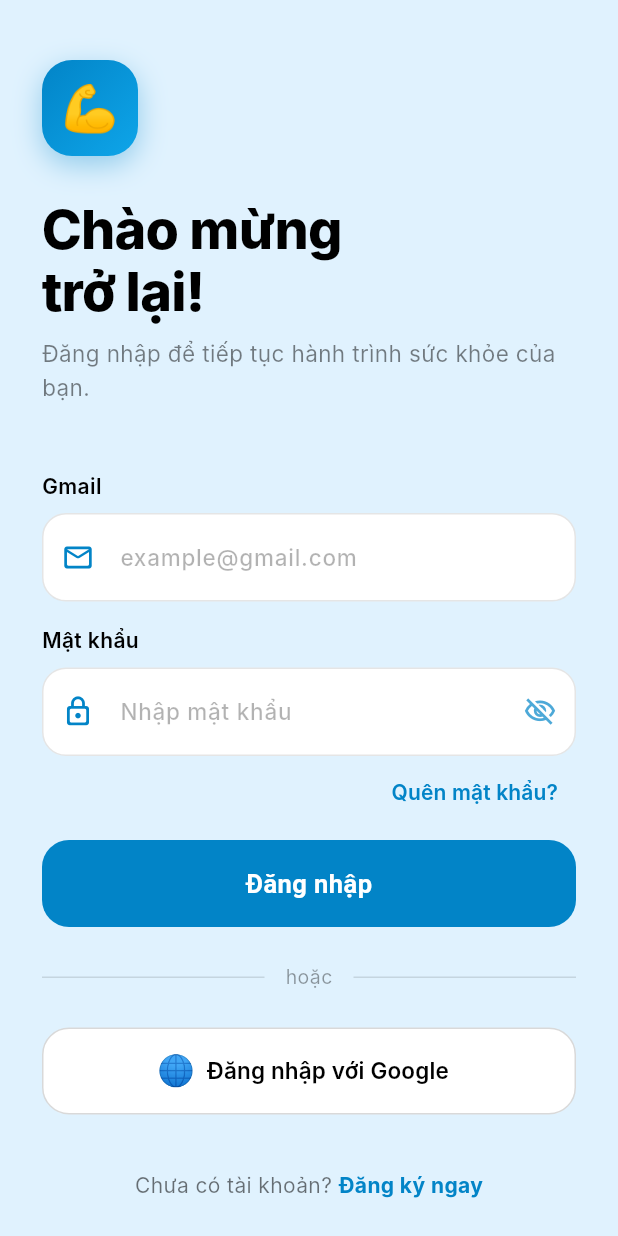
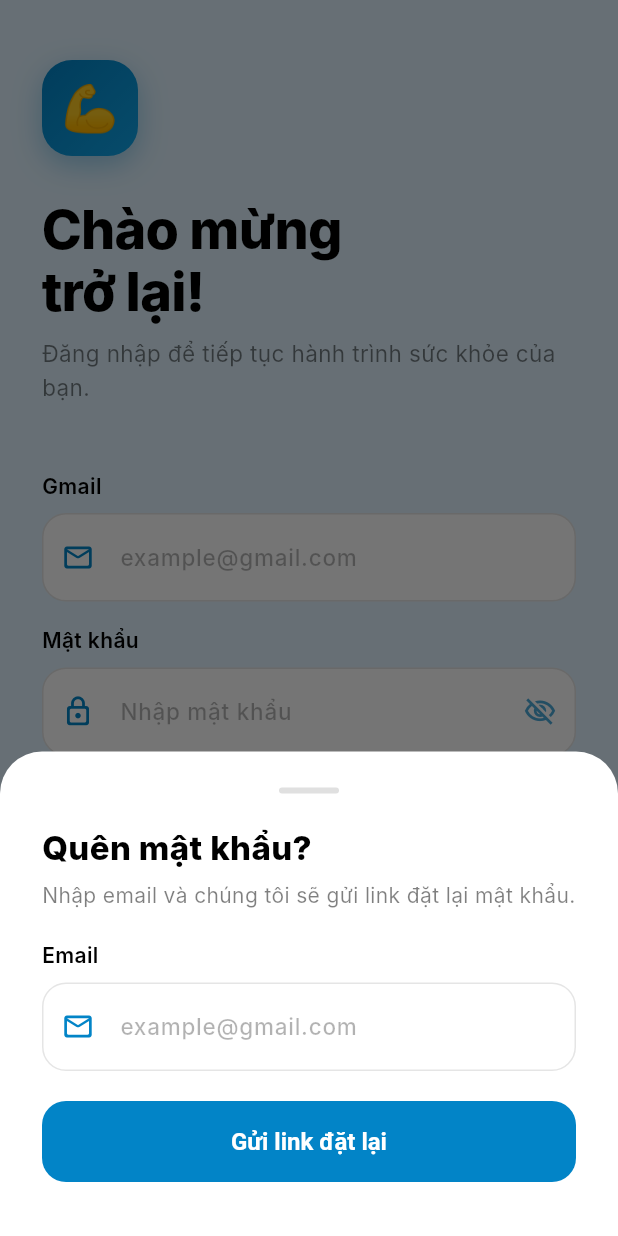
Before and after one commit to nguyenlephianh56/health4u, a Flutter app: the LoginScreen screen opened by its route, after a tap on "Quên mật khẩu?", on a phone screen of 412 x 824 dp. Run offline on Flutter 3.47's test engine with Material 3 defaults, Android fonts, the phone set to English and light mode, and no system bars; our stand-ins replace cloud_firestore, firebase_auth, firebase_core, flutter_local_notifications, flutter_riverpod, go_router and 3 more; missing offline and left inert: workmanager; accounts and stored records are empty; Roboto replaces fonts that are missing (Inter).

Commit message:
xóa vài thứ + đổi mật khẩu bằng gmail

```diff
--- a/lib/features/auth/viewmodels/auth_viewmodel.dart
+++ b/lib/features/auth/viewmodels/auth_viewmodel.dart
@@ -112,6 +112,20 @@ class AuthViewModel extends StateNotifier<AuthState> {
     }
   }
 
+  // ── Quên mật khẩu ──────────────────────────────────────────────────────
+  // Được gọi từ: LoginScreen khi user bấm "Quên mật khẩu?"
+  Future<void> forgotPassword({required String email}) async {
+    state = const AuthState.loading();
+    try {
+      await _auth.sendPasswordResetEmail(email: email.trim());
+      state = const AuthState.success();
+    } on FirebaseAuthException catch (e) {
+      state = AuthState.error(_mapAuthError(e.code));
+    } catch (_) {
+      state = const AuthState.error('Không thể gửi email. Thử lại nhé!');
+    }
+  }
+
   // ── Reset state ─────────────────────────────────────────────────────────
   // Gọi khi cần xóa lỗi (vd: user bắt đầu gõ lại)
   void resetState() => state = const AuthState.initial();
--- a/lib/features/auth/views/login_screen.dart
+++ b/lib/features/auth/views/login_screen.dart
@@ -36,6 +36,7 @@ class _LoginScreenState extends ConsumerState<LoginScreen>
   final _formKey = GlobalKey<FormState>();
   final _emailController = TextEditingController();
   final _passwordController = TextEditingController();
+  final _forgotEmailController = TextEditingController();
 
   // State cục bộ của View: chỉ quản lý show/hide password
   // (Không phải state nghiệp vụ → không cần đưa vào ViewModel)
@@ -65,6 +66,7 @@ class _LoginScreenState extends ConsumerState<LoginScreen>
     _animController.dispose();
     _emailController.dispose();
     _passwordController.dispose();
+    _forgotEmailController.dispose();
     super.dispose();
   }
 
@@ -147,9 +149,7 @@ class _LoginScreenState extends ConsumerState<LoginScreen>
                           Align(
                             alignment: Alignment.centerRight,
                             child: TextButton(
-                              onPressed: () {
-                                // TODO: Tạo màn hình forgot password sau
-                              },
+                              onPressed: _showForgotPasswordSheet,
                               child: const Text(
                                 'Quên mật khẩu?',
                                 style: TextStyle(
@@ -176,11 +176,6 @@ class _LoginScreenState extends ConsumerState<LoginScreen>
                             onPressed: _handleLogin,
                           ),
 
-                          const SizedBox(height: 24),
-                          _buildDivider(),
-                          const SizedBox(height: 24),
-                          _buildGoogleButton(),
-
                           const Spacer(),
                           _buildRegisterLink(),
                           const SizedBox(height: 24),
@@ -194,6 +189,181 @@ class _LoginScreenState extends ConsumerState<LoginScreen>
           ),
         ),
       ),
+    );
+  }
+
+  // ── Quên mật khẩu (BottomSheet) ─────────────────────────────────────────
+  void _showForgotPasswordSheet() {
+    _forgotEmailController.clear();
+    showModalBottomSheet(
+      context: context,
+      isScrollControlled: true,
+      backgroundColor: Colors.transparent,
+      builder: (sheetContext) {
+        return Consumer(
+          builder: (context, ref, _) {
+            final state = ref.watch(authViewModelProvider);
+            final isLoading = state.status == AuthStatus.loading;
+            final isSuccess = state.status == AuthStatus.success;
+
+            return Padding(
+              padding: EdgeInsets.only(
+                bottom: MediaQuery.of(context).viewInsets.bottom,
+              ),
+              child: Container(
+                padding: const EdgeInsets.fromLTRB(28, 24, 28, 36),
+                decoration: const BoxDecoration(
+                  color: Colors.white,
+                  borderRadius: BorderRadius.vertical(top: Radius.circular(28)),
+                ),
+                child: isSuccess
+                    ? _buildForgotSuccess()
+                    : _buildForgotForm(ref, isLoading, state.errorMessage),
+              ),
+            );
+          },
+        );
+      },
+    ).whenComplete(() => ref.read(authViewModelProvider.notifier).resetState());
+  }
+
+  Widget _buildForgotSuccess() {
+    return Column(
+      mainAxisSize: MainAxisSize.min,
+      children: [
+        const SizedBox(height: 8),
+        const Text('📬', style: TextStyle(fontSize: 48)),
+        const SizedBox(height: 16),
+        const Text(
+          'Kiểm tra hộp thư nhé!',
+          style: TextStyle(
+            fontSize: 20,
+            fontWeight: FontWeight.w800,
+            color: AppColors.text,
+          ),
+        ),
+        const SizedBox(height: 8),
+        Text(
+          'Link đặt lại mật khẩu đã được gửi đến email của bạn.',
+          textAlign: TextAlign.center,
+          style: TextStyle(
+            fontSize: 14,
+            color: Colors.black.withOpacity(0.5),
+            height: 1.5,
+          ),
+        ),
+        const SizedBox(height: 28),
+        SizedBox(
+          width: double.infinity,
+          height: 54,
+          child: ElevatedButton(
+            onPressed: () => Navigator.pop(context),
+            style: ElevatedButton.styleFrom(
+              backgroundColor: AppColors.primary,
+              shape: RoundedRectangleBorder(
+                borderRadius: BorderRadius.circular(16),
+              ),
+            ),
+            child: const Text(
+              'Đã hiểu',
+              style: TextStyle(
+                color: Colors.white,
+                fontWeight: FontWeight.w700,
+                fontSize: 16,
+              ),
+            ),
+          ),
+        ),
+      ],
+    );
+  }
+
+  Widget _buildForgotForm(WidgetRef ref, bool isLoading, String? errorMessage) {
+    return Column(
+      mainAxisSize: MainAxisSize.min,
+      crossAxisAlignment: CrossAxisAlignment.start,
+      children: [
+        Center(
+          child: Container(
+            width: 40,
+            height: 4,
+            decoration: BoxDecoration(
+              color: Colors.black.withOpacity(0.12),
+              borderRadius: BorderRadius.circular(4),
+            ),
+          ),
+        ),
+        const SizedBox(height: 20),
+        const Text(
+          'Quên mật khẩu?',
+          style: TextStyle(
+            fontSize: 22,
+            fontWeight: FontWeight.w800,
+            color: AppColors.text,
+          ),
+        ),
+        const SizedBox(height: 6),
+        Text(
+          'Nhập email và chúng tôi sẽ gửi link đặt lại mật khẩu.',
+          style: TextStyle(
+            fontSize: 14,
+            color: Colors.black.withOpacity(0.5),
+            height: 1.5,
+          ),
+        ),
+        const SizedBox(height: 20),
+        AuthTextField(
+          controller: _forgotEmailController,
+          label: 'Email',
+          hint: 'example@gmail.com',
+          prefixIcon: Icons.mail_outline_rounded,
+          keyboardType: TextInputType.emailAddress,
+        ),
+        if (errorMessage != null) ...[
+          const SizedBox(height: 12),
+          AuthErrorBanner(message: errorMessage),
+        ],
+        const SizedBox(height: 20),
+        SizedBox(
+          width: double.infinity,
+          height: 54,
+          child: ElevatedButton(
+            onPressed: isLoading
+                ? null
+                : () {
+              final email = _forgotEmailController.text.trim();
+              if (email.isEmpty) return;
+              ref
+                  .read(authViewModelProvider.notifier)
+                  .forgotPassword(email: email);
+            },
+            style: ElevatedButton.styleFrom(
+              backgroundColor: AppColors.primary,
+              disabledBackgroundColor: AppColors.primary.withOpacity(0.6),
+              shape: RoundedRectangleBorder(
+                borderRadius: BorderRadius.circular(16),
+              ),
+            ),
+            child: isLoading
+                ? const SizedBox(
+              width: 22,
+              height: 22,
+              child: CircularProgressIndicator(
+                strokeWidth: 2.5,
+                color: Colors.white,
+              ),
+            )
+                : const Text(
+              'Gửi link đặt lại',
+              style: TextStyle(
+                color: Colors.white,
+                fontWeight: FontWeight.w700,
+                fontSize: 16,
+              ),
+            ),
+          ),
+        ),
+      ],
     );
   }
 
@@ -278,54 +448,6 @@ class _LoginScreenState extends ConsumerState<LoginScreen>
     );
   }
 
-  Widget _buildDivider() {
-    return Row(
-      children: [
-        Expanded(
-          child: Divider(color: Colors.black.withOpacity(0.12), thickness: 1),
-        ),
-        Padding(
-          padding: const EdgeInsets.symmetric(horizontal: 14),
-          child: Text(
-            'hoặc',
-            style: TextStyle(
-              color: Colors.black.withOpacity(0.4),
-              fontSize: 13,
-            ),
-          ),
-        ),
-        Expanded(
-          child: Divider(color: Colors.black.withOpacity(0.12), thickness: 1),
-        ),
-      ],
-    );
-  }
-
-  Widget _buildGoogleButton() {
-    return SizedBox(
-      width: double.infinity,
-      height: 58,
-      child: OutlinedButton.icon(
-        onPressed: () {/* TODO: Google Sign In */},
-        icon: const Text('🌐', style: TextStyle(fontSize: 20)),
-        label: const Text(
-          'Đăng nhập với Google',
-          style: TextStyle(
-            fontSize: 15,
-            fontWeight: FontWeight.w600,
-            color: AppColors.text,
-          ),
-        ),
-        style: OutlinedButton.styleFrom(
-          side: BorderSide(color: Colors.black.withOpacity(0.15)),
-          shape:
-          RoundedRectangleBorder(borderRadius: BorderRadius.circular(18)),
-          backgroundColor: AppColors.surface,
-        ),
-      ),
-    );
-  }
-
   Widget _buildRegisterLink() {
     return Row(
       mainAxisAlignment: MainAxisAlignment.center,
--- a/lib/features/auth/views/register_screen.dart
+++ b/lib/features/auth/views/register_screen.dart
@@ -324,7 +324,7 @@ class _RegisterScreenState extends ConsumerState<RegisterScreen>
       children: [
         // Nút back
         GestureDetector(
-          onTap: () => Navigator.pop(context),
+          onTap: () => context.go(AppRoutes.login),
           child: Container(
             width: 44,
             height: 44,
```
